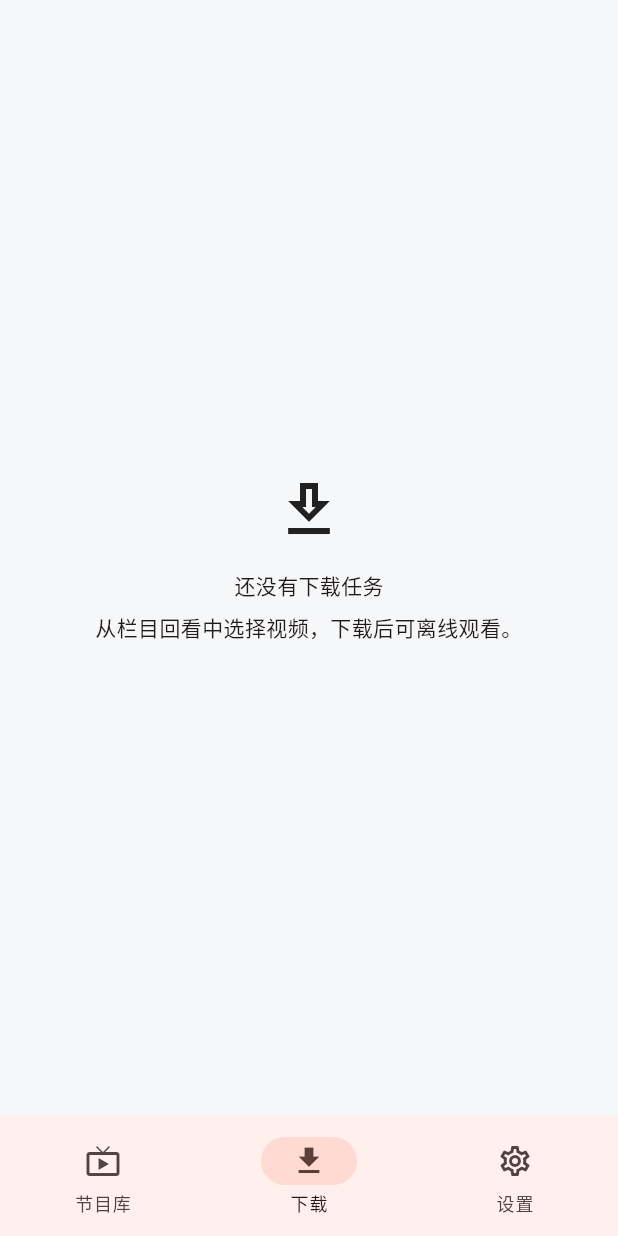
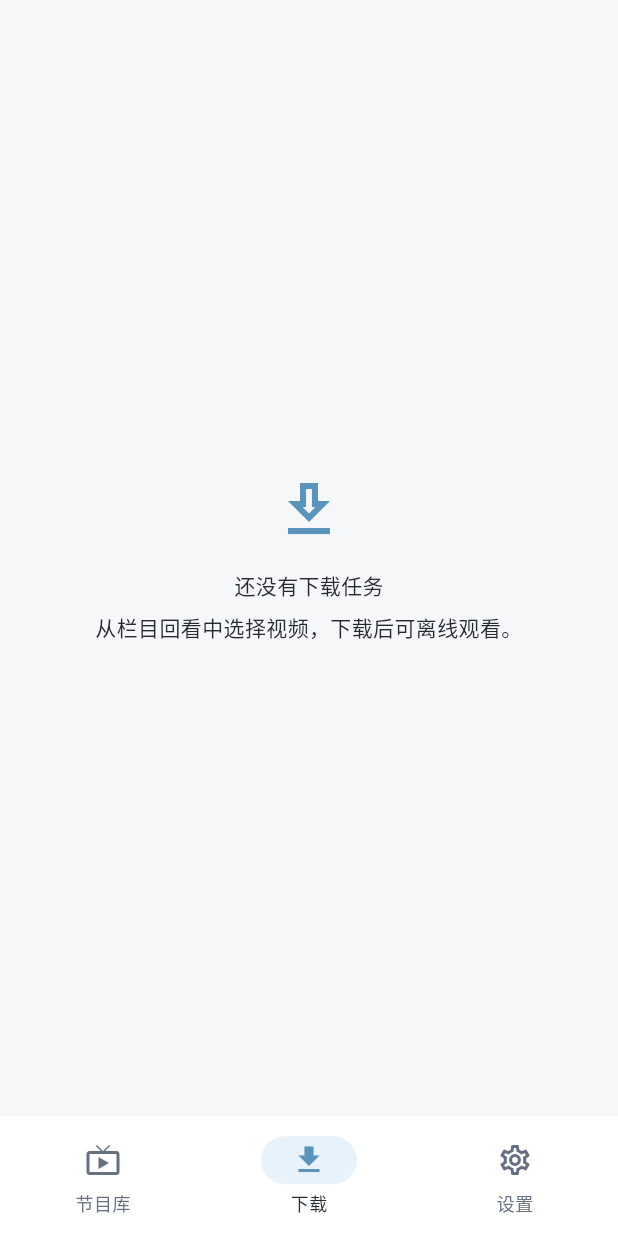
Before and after one commit to by291/sctv-dl, a Flutter app: the screen it shows after launch, item 2 of the bottom bar chosen, on a phone screen of 412 x 824 dp. Run offline on Flutter 3.47's test engine with Material 3 defaults, Android fonts, the phone set to English and light mode, and no system bars; drawn by our look-alikes of dynamic_color; our stand-ins replace cached_network_image, cupertino_ui, device_info_plus, dio, drift, flutter_cache_manager and 7 more; missing offline and left inert: background_downloader; accounts and stored records are empty; generated files the repository leaves out were written again; network calls fail; statements that could not run were skipped.

Commit message:
feat(flutter): establish a soft blue visual identity

```diff
--- a/flutter/lib/design/theme.dart
+++ b/flutter/lib/design/theme.dart
@@ -5,28 +5,115 @@ ThemeData buildAppTheme(Brightness brightness, {ColorScheme? dynamicScheme}) {
   final scheme =
       dynamicScheme ??
       ColorScheme.fromSeed(
-        seedColor: const Color(0xFFAD3D28),
+        seedColor: const Color(0xFF78B7E5),
         brightness: brightness,
+      ).copyWith(
+        primary: dark ? const Color(0xFFB7D9F3) : const Color(0xFF39769F),
+        onPrimary: dark ? const Color(0xFF15374E) : Colors.white,
+        primaryContainer: dark
+            ? const Color(0xFF254A65)
+            : const Color(0xFFDDEFFC),
+        onPrimaryContainer: dark
+            ? const Color(0xFFDDEFFC)
+            : const Color(0xFF224D6B),
+        secondary: dark ? const Color(0xFFA9AEB8) : const Color(0xFF667080),
+        onSecondary: dark ? const Color(0xFF242A33) : Colors.white,
+        secondaryContainer: dark
+            ? const Color(0xFF2D4455)
+            : const Color(0xFFE7F2FA),
+        onSecondaryContainer: dark
+            ? const Color(0xFFE7E9EE)
+            : const Color(0xFF242A33),
         surface: dark ? const Color(0xFF16191E) : const Color(0xFFF6F7F9),
+        onSurface: dark ? const Color(0xFFE7E9EE) : const Color(0xFF242A33),
+        surfaceContainerLowest: dark ? const Color(0xFF111419) : Colors.white,
+        surfaceContainerLow: dark ? const Color(0xFF1E2229) : Colors.white,
+        surfaceContainer: dark
+            ? const Color(0xFF262B33)
+            : const Color(0xFFF0F2F5),
+        surfaceContainerHigh: dark
+            ? const Color(0xFF2B3039)
+            : const Color(0xFFE8EBEF),
+        surfaceContainerHighest: dark
+            ? const Color(0xFF343A45)
+            : const Color(0xFFEFF1F4),
+        onSurfaceVariant: dark
+            ? const Color(0xFFA9AEB8)
+            : const Color(0xFF667080),
+        outline: const Color(0xFF858C99),
+        outlineVariant: dark
+            ? const Color(0xFF343A45)
+            : const Color(0xFFE1E5EB),
       );
+  final iconColour =
+      dynamicScheme?.primary ??
+      (dark ? const Color(0xFFB7D9F3) : const Color(0xFF5A93BC));
   return ThemeData(
     useMaterial3: true,
     colorScheme: scheme,
     scaffoldBackgroundColor: scheme.surface,
+    iconTheme: IconThemeData(color: iconColour),
     appBarTheme: AppBarTheme(
       backgroundColor: scheme.surface,
       surfaceTintColor: Colors.transparent,
       centerTitle: false,
+      iconTheme: IconThemeData(color: iconColour),
+      titleTextStyle: TextStyle(
+        color: scheme.onSurface,
+        fontSize: 22,
+        fontWeight: FontWeight.w600,
+      ),
     ),
     cardTheme: CardThemeData(
       elevation: 0,
-      color: dark ? const Color(0xFF1E2229) : Colors.white,
+      color: scheme.surfaceContainerLow,
       clipBehavior: Clip.antiAlias,
       margin: EdgeInsets.zero,
-      shape: RoundedRectangleBorder(borderRadius: BorderRadius.circular(16)),
+      shape: RoundedRectangleBorder(
+        borderRadius: BorderRadius.circular(16),
+        side: BorderSide(color: scheme.outlineVariant.withValues(alpha: .5)),
+      ),
     ),
     navigationBarTheme: NavigationBarThemeData(
       backgroundColor: scheme.surfaceContainerLow,
+      surfaceTintColor: Colors.transparent,
+      indicatorColor: scheme.secondaryContainer,
+      iconTheme: WidgetStateProperty.resolveWith(
+        (states) => IconThemeData(
+          color: states.contains(WidgetState.selected)
+              ? iconColour
+              : scheme.onSurfaceVariant,
+        ),
+      ),
+      labelTextStyle: WidgetStateProperty.resolveWith(
+        (states) => TextStyle(
+          fontSize: 12,
+          fontWeight: FontWeight.w500,
+          color: states.contains(WidgetState.selected)
+              ? scheme.onSurface
+              : scheme.onSurfaceVariant,
+        ),
+      ),
+    ),
+    tabBarTheme: TabBarThemeData(
+      labelColor: scheme.primary,
+      unselectedLabelColor: scheme.onSurfaceVariant,
+      dividerColor: scheme.outlineVariant,
+      labelStyle: const TextStyle(fontSize: 14, fontWeight: FontWeight.w600),
+      unselectedLabelStyle: const TextStyle(
+        fontSize: 14,
+        fontWeight: FontWeight.w500,
+      ),
+    ),
+    textButtonTheme: TextButtonThemeData(
+      style: TextButton.styleFrom(minimumSize: const Size(48, 48)),
+    ),
+    filledButtonTheme: FilledButtonThemeData(
+      style: FilledButton.styleFrom(
+        minimumSize: const Size(48, 48),
+        backgroundColor: scheme.primaryContainer,
+        foregroundColor: scheme.onPrimaryContainer,
+      ),
     ),
     inputDecorationTheme: InputDecorationTheme(
       filled: true,
```
Also changed, not shown: 22 other files.
